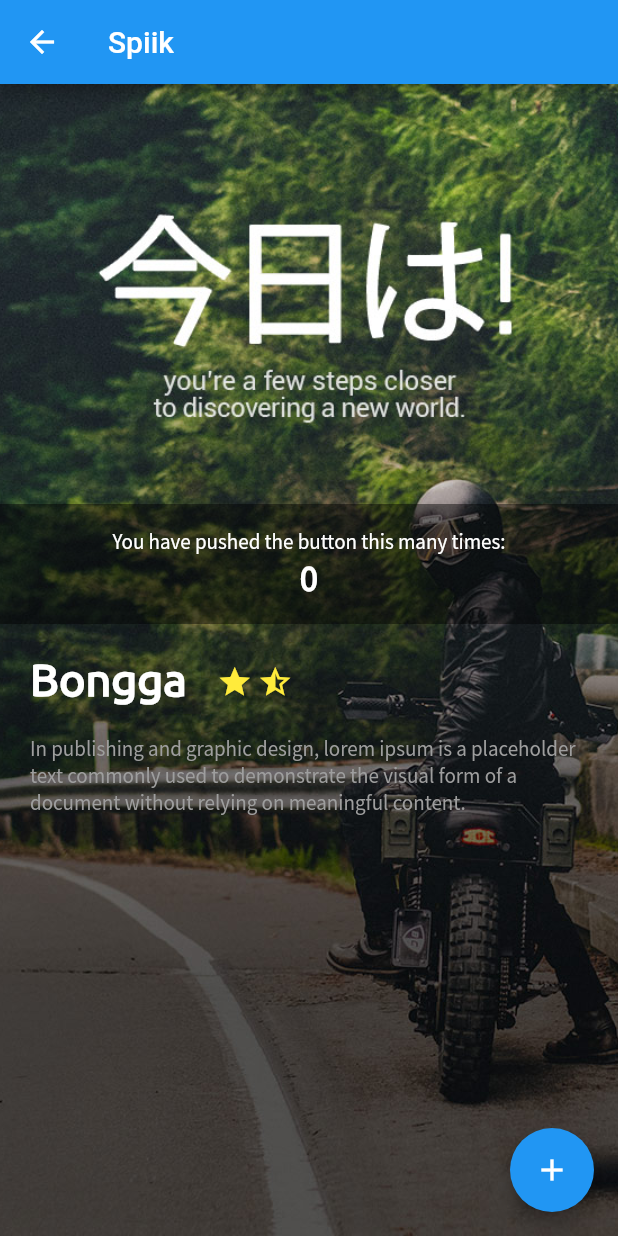
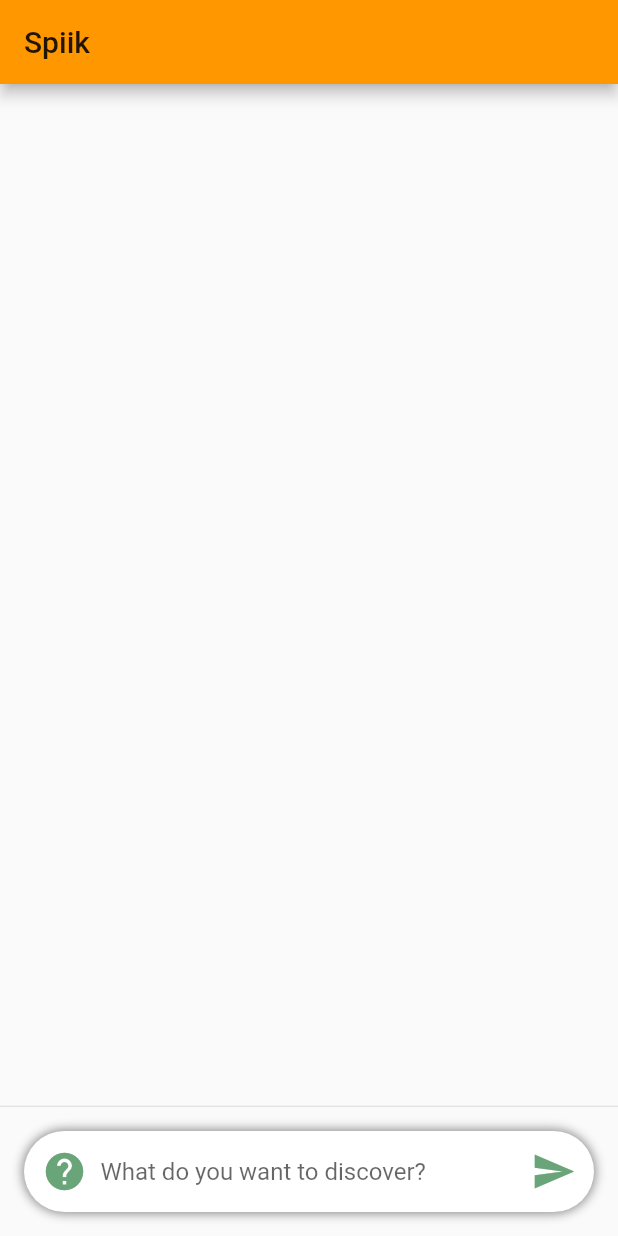
Before and after one commit to bongga-co/spiik, a Flutter app: the screen it shows after launch, on a phone screen of 412 x 824 dp. Run offline on Flutter 3.47's test engine with Material 2 defaults, Android fonts, the phone set to English and light mode, and no system bars; missing offline and left inert: flutter_dialogflow.

```diff
--- a/lib/main.dart
+++ b/lib/main.dart
@@ -1,5 +1,5 @@
 import 'package:flutter/material.dart';
-import 'package:spiik/src/screens/home.dart';
+import 'package:spiik/src/screens/agent.dart';
 
 void main() => runApp(Spiik());
 
@@ -10,9 +10,9 @@ class Spiik extends StatelessWidget {
     return MaterialApp(
       title: 'Spiik',
       theme: ThemeData(
-        primarySwatch: Colors.blue,
+        primarySwatch: Colors.orange,
       ),
-      home: Home(title: 'Spiik'),
+      home: Agent(title: 'Spiik'),
     );
   }
 }
--- /dev/null
+++ b/lib/src/screens/agent.dart
@@ -0,0 +1,64 @@
+import 'package:flutter/material.dart';
+import 'package:spiik/src/screens/agent/widgets/message_composer.dart';
+import 'package:spiik/src/screens/agent/widgets/text_message.dart';
+import 'package:flutter_dialogflow/dialogflow_v2.dart';
+
+class Agent extends StatefulWidget {
+  final String title;
+
+  Agent({ Key key, this.title }) : super(key: key);
+
+ @override
+  State<StatefulWidget> createState() => _AgentState();
+}
+
+
+class _AgentState extends State<Agent> {
+  final List<TextMessage> _messages = <TextMessage>[];
+
+  void _onQueryAgent(String query) async {
+    AuthGoogle authGoogle = await AuthGoogle(fileJson: "assets/config/Touristeando-c3cd0a2737a8.json").build();
+    Dialogflow dialogflow = Dialogflow(authGoogle: authGoogle,language: Language.SPANISH_LATIN_AMERICA);
+    AIResponse response = await dialogflow.detectIntent(query);
+
+    TextMessage msg = new TextMessage(
+      userName: "Piiky",
+      message: response.getMessage() ?? new CardDialogflow(response.getListMessage()[0]).title,
+      isMe: false,
+    );
+
+    setState(() { _messages.insert(0, msg); });
+  }
+
+  void onReceiveMessage(String message) {
+    TextMessage msg = new TextMessage(userName: 'Sil', message: message, isMe: true);
+
+    setState(() { _messages.insert(0, msg); });
+    _onQueryAgent(message);
+  }
+
+  void onNeedHelp() {
+    print('Here...');
+  }
+
+  @override
+  Widget build(BuildContext context) {
+    return Scaffold(
+        appBar: AppBar(title: Text(widget.title)),
+        body: Column(
+          children: <Widget>[
+            Flexible(
+              child: ListView.builder(
+                padding: EdgeInsets.all(16.0),
+                reverse: true,
+                itemBuilder: (_, int index) => _messages[index],
+                itemCount: _messages.length,
+              ),
+            ),
+            Divider(height: 1.0),
+            MessageComposer(onReceiveMessage, onNeedHelp),
+          ],
+        )
+    );
+  }
+}
--- /dev/null
+++ b/lib/src/screens/agent/widgets/message_composer.dart
@@ -0,0 +1,73 @@
+import 'package:flutter/material.dart';
+
+class MessageComposer extends StatefulWidget {
+  MessageComposer(this.onReceiveMessage, this.onNeedHelp);
+
+  final void Function(String) onReceiveMessage;
+  final void Function() onNeedHelp;
+
+  @override
+  State<StatefulWidget> createState() => _MessageComposerState();
+}
+
+class _MessageComposerState extends State<MessageComposer> {
+  final bool needHelp = false;
+  final TextEditingController _messageController = new TextEditingController();
+
+  void _onNeedHelp() => widget.onNeedHelp();
+
+  void _onSubmitMessage(String message) {
+    _messageController.clear();
+
+    widget.onReceiveMessage(message);
+  }
+
+  @override
+  Widget build(BuildContext context) {
+    return Container(
+        padding: new EdgeInsets.all(3.0),
+        margin: EdgeInsets.symmetric(horizontal: 16.0, vertical: 16.0),
+        decoration: new BoxDecoration(
+          borderRadius: BorderRadius.circular(30.0),
+          color: Colors.white,
+          boxShadow: [
+            BoxShadow(
+              color: Colors.black45,
+              blurRadius: 5.0,
+              spreadRadius: 1.0,
+            ),
+          ],
+        ),
+        child: Row(
+          children: <Widget>[
+            Container(
+              //margin: EdgeInsets.only(right: 8.0),
+              child: IconButton(
+                iconSize: 30.0,
+                icon: Icon(Icons.help, color: Color(0xFF69a578)),
+                tooltip: 'Need Help?',
+                onPressed: _onNeedHelp,
+              ),
+            ),
+            Flexible(
+              child: TextField(
+                decoration: InputDecoration.collapsed(
+                    hintText: "What do you want to discover?",
+                    hintStyle: TextStyle(fontSize: 16)),
+                controller: _messageController,
+                onSubmitted: _onSubmitMessage,
+              ),
+            ),
+            Container(
+              //margin: EdgeInsets.only(left: 8.0),
+              child: IconButton(
+                iconSize: 30.0,
+                icon: Icon(Icons.send, color: Color(0xFF69a578)),
+                onPressed: () => _onSubmitMessage(_messageController.text),
+              ),
+            ),
+          ],
+        )
+    );
+  }
+}
--- a/lib/src/screens/home.dart
+++ b/lib/src/screens/home.dart
@@ -1,4 +1,5 @@
 import 'package:flutter/material.dart';
+import 'package:spiik/src/screens/agent.dart';
 import 'package:spiik/src/screens/home/widgets/counter.dart';
 import 'package:spiik/src/screens/home/widgets/description.dart';
 
@@ -21,16 +22,13 @@ class _HomeState extends State<Home> {
   @override
   Widget build(BuildContext context) {
     return Scaffold(
-      appBar: AppBar(
-          leading: Icon(Icons.arrow_back),
-          title: Text(widget.title)
-      ),
+      appBar: AppBar(title: Text(widget.title)),
       body: Stack(
         children: <Widget>[
           Container(
             decoration: BoxDecoration(
               image: DecorationImage(
-                image: AssetImage('images/bg.jpg'),
+                image: AssetImage('assets/images/bg.jpg'),
                 fit: BoxFit.cover,
               ),
             ),
@@ -38,8 +36,20 @@ class _HomeState extends State<Home> {
           Column(
             mainAxisAlignment: MainAxisAlignment.center,
             children: <Widget>[
-              new Counter(this._counter),
-              new Description('Bongga', 1.5, 'In publishing and graphic design, lorem ipsum is a placeholder text commonly used to demonstrate the visual form of a document without relying on meaningful content.'),
+              Counter(this._counter),
+              Description('Bongga', 1.5, 'In publishing and graphic design, lorem ipsum is a placeholder text commonly used to demonstrate the visual form of a document without relying on meaningful content.'),
+              new Container(
+                margin: EdgeInsets.all(10.0),
+                child: new RaisedButton(
+                  onPressed: () {
+                    Navigator.push(
+                      context,
+                      MaterialPageRoute(builder: (context) => Agent()),
+                    );
+                  },
+                  child: Text("Go to the Agent"),
+                ),
+              ),
             ],
           ),
         ],
```
Also changed, not shown: assets/config/Touristeando-c3cd0a2737a8.json (added, +12 -0 lines), lib/src/screens/agent/widgets/text_message.dart (added, +85 -0 lines), pubspec.yaml (+5 -3 lines), assets/fonts/SourceSansPro-Regular.ttf (renamed from fonts/SourceSansPro-Regular.ttf), assets/fonts/Ubuntu-Regular.ttf (renamed from fonts/Ubuntu-Regular.ttf), assets/images/bg.jpg (renamed from images/bg.jpg), assets/images/bot.png (added).
